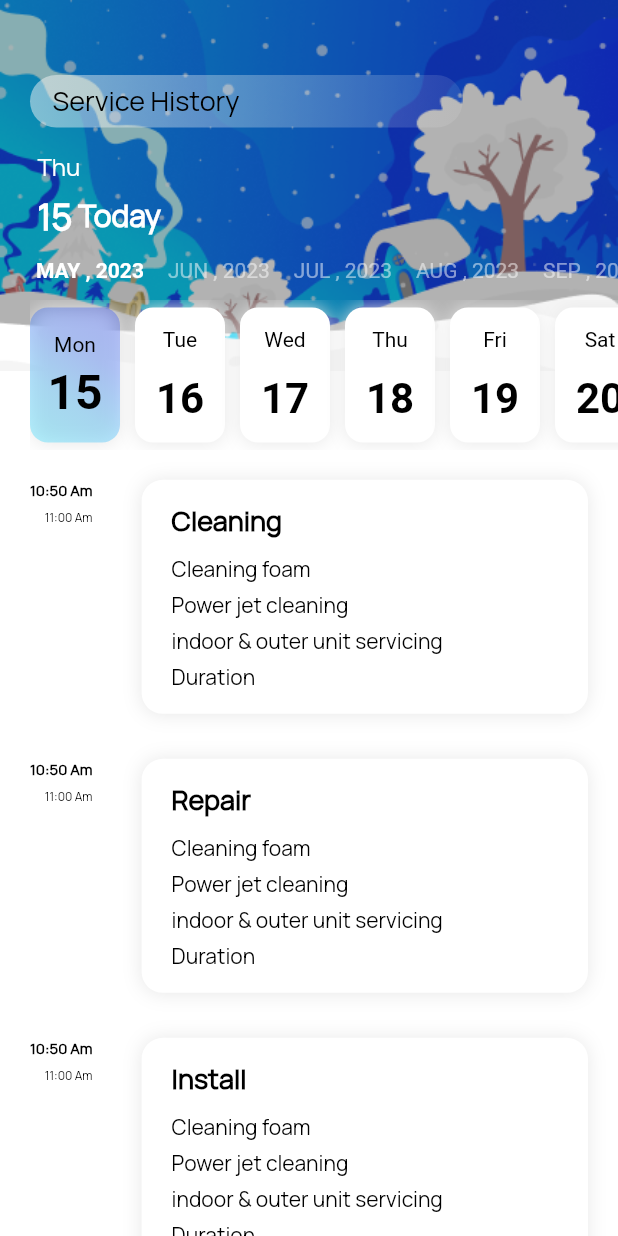
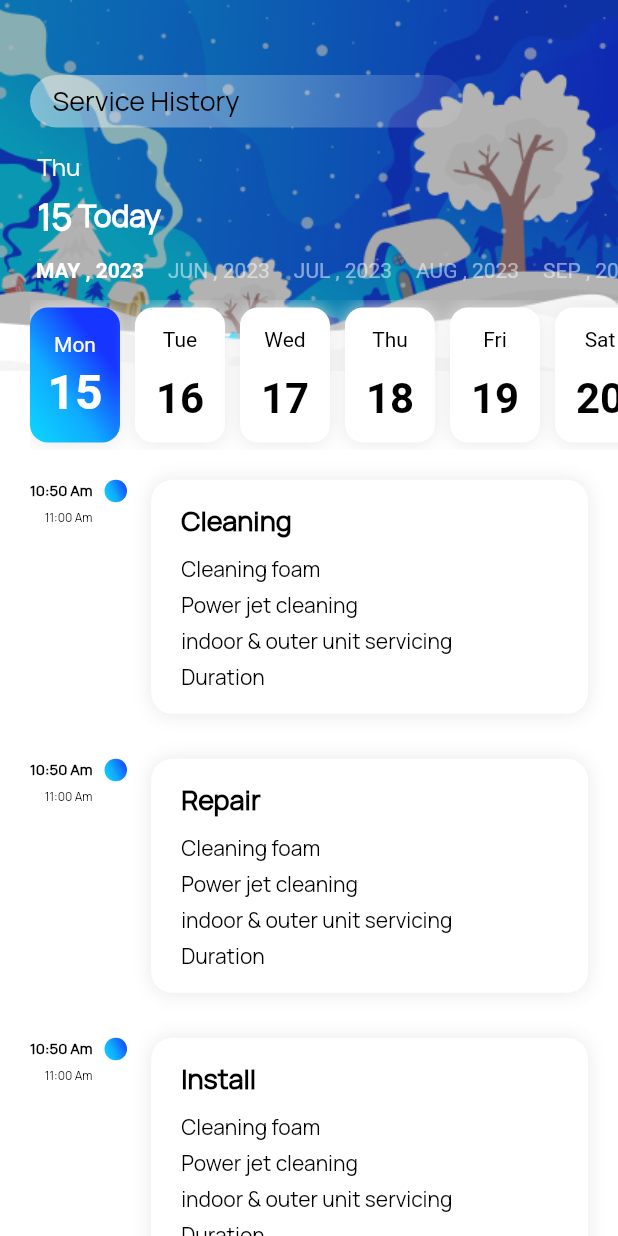
Before and after one commit to manoharantechie/coolwell_tech, a Flutter app: the Tech_Service_History screen opened directly, on a phone screen of 412 x 824 dp. Run offline on Flutter 3.47's test engine with Material 2 defaults, Android fonts, the light colour scheme and no system bars; drawn by our look-alikes of scrollable_positioned_list; our stand-ins replace awesome_snackbar_content, flutter_map, flutter_svg, geolocator, image_picker, latlong2 and 2 more; missing offline and left inert: country_calling_code_picker, flutter_sim_country_code; accounts and stored records are empty; network calls fail; project files that could hold a hidden picture were left out.

Commit message:
changes 15-05-23_1

```diff
--- a/lib/common/calendar/day_item.dart
+++ b/lib/common/calendar/day_item.dart
@@ -51,12 +51,11 @@ class DayItem extends StatelessWidget {
             ? BoxDecoration(
             gradient: LinearGradient(
               begin: Alignment.bottomLeft,
-              end: Alignment.topRight,
+              end: Alignment.centerRight,
               colors: [
-                const Color(0xFF0DD8FF).withOpacity(0.3),
-                const Color(0xFF0FABFF).withOpacity(0.3),
-                const Color(0xFF1457FF).withOpacity(0.3),
-                const Color(0xFF1636FF).withOpacity(0.3),
+                const Color(0xFF0DD8FF),
+                const Color(0xFF0FABFF),
+                const Color(0xFF1636FF),
               ],
             ),
                 borderRadius: BorderRadius.circular(12),
@@ -85,7 +84,7 @@ class DayItem extends StatelessWidget {
               Text(
                 shortName,
                 style: TextStyle(
-                  color: isSelected ? Colors.black:Colors.black,
+                  color: isSelected ? Colors.white:Colors.black,
                   fontWeight: FontWeight.w400,
                   fontSize: shrink ? 12 : 14,
                 ),
--- a/lib/common/model/get_profile_details_model.dart
+++ b/lib/common/model/get_profile_details_model.dart
@@ -33,18 +33,22 @@ class GetProfileResult {
   String? name;
   String? email;
   String? profile_pic;
+  String? phone;
 
   GetProfileResult({
     this.id,
     this.name,
     this.email,
     this.profile_pic,
+    this.phone,
   });
 
   factory GetProfileResult.fromJson(Map<String, dynamic> json) => GetProfileResult(
     id: json["_id"],
     name: json["name"],
     email: json["email"],
+    profile_pic: json["profile_pic"],
+    phone: json["phone"],
   );
 
   Map<String, dynamic> toJson() => {
@@ -52,5 +56,6 @@ class GetProfileResult {
     "name": name,
     "email": email,
     "email": profile_pic,
+    "phone": phone,
   };
 }
--- a/lib/screens/technician/tech_dashboard.dart
+++ b/lib/screens/technician/tech_dashboard.dart
@@ -747,7 +747,7 @@ class _Tech_DashBoard_ScreenState extends State<Tech_DashBoard_Screen> {
 
             loading
                 ? CustomWidget(context: context).loadingIndicator(
-              Theme.of(context).primaryColor,
+              Theme.of(context).cardColor,
             )
                 : Container(),
 
--- a/lib/screens/technician/tech_orders.dart
+++ b/lib/screens/technician/tech_orders.dart
@@ -456,7 +456,7 @@ class _Tech_Orders_ScreenState extends State<Tech_Orders_Screen> {
             ),
             loading
                 ? CustomWidget(context: context).loadingIndicator(
-              Theme.of(context).primaryColor,
+              Theme.of(context).cardColor,
             )
                 : Container(),
           ],
--- a/lib/screens/user/basics/onboard/login.dart
+++ b/lib/screens/user/basics/onboard/login.dart
@@ -72,7 +72,7 @@ class _SignUp_ScreenState extends State<SignUp_Screen> {
             contentUI(),
             loading
                 ? CustomWidget(context: context).loadingIndicator(
-              Theme.of(context).primaryColor,
+              Theme.of(context).cardColor,
             )
                 : Container()
 
--- a/lib/screens/user/basics/onboard/verify_email.dart
+++ b/lib/screens/user/basics/onboard/verify_email.dart
@@ -42,7 +42,7 @@ class _EmailViaScreenState extends State<EmailViaScreen> {
             contentUI(),
             loading
                 ? CustomWidget(context: context).loadingIndicator(
-              Theme.of(context).primaryColor,
+              Theme.of(context).cardColor,
             )
                 : Container()
 
--- a/lib/screens/user/profile/profile.dart
+++ b/lib/screens/user/profile/profile.dart
@@ -31,7 +31,9 @@ class _Profile_ScreenState extends State<Profile_Screen> {
   String gender ="";
   String email ="";
   String profileImage ="";
+  String mobileNo ="";
   GetProfileResult? details;
+
 
 
   @override
@@ -186,7 +188,7 @@ class _Profile_ScreenState extends State<Profile_Screen> {
                                   ),
                                   const SizedBox(height: 5.0,),
                                   Text(
-                                    "+91 9876543210",
+                                    mobileNo == ""|| mobileNo== null || mobileNo=="null" ? "+91 9876543210" : "+91 "+ mobileNo,
                                     style: CustomWidget(context: context)
                                         .CustomSizedTextStyle(
                                         12.0,
@@ -632,6 +634,7 @@ class _Profile_ScreenState extends State<Profile_Screen> {
             gender=str[0].trim().toString();
             email=details!.email.toString();
             profileImage=details!.profile_pic.toString();
+            mobileNo=details!.phone.toString();
             // print("Mano");
             // print(profileImage);
 
--- a/lib/screens/user/service/tech_service_history.dart
+++ b/lib/screens/user/service/tech_service_history.dart
@@ -168,7 +168,10 @@ class _Tech_Service_HistoryState extends State<Tech_Service_History> {
                       crossAxisAlignment: CrossAxisAlignment.start,
                       mainAxisAlignment: MainAxisAlignment.spaceBetween,
                       children: [
-                        Flexible(child: Container(child: Column(
+                        Flexible(child: Container(child: Row(
+                          crossAxisAlignment: CrossAxisAlignment.start,
+                          children: [
+                            Column(
                               crossAxisAlignment: CrossAxisAlignment.end,
                               children: [
                                 Text(
@@ -195,7 +198,27 @@ class _Tech_Service_HistoryState extends State<Tech_Service_History> {
                                   overflow: TextOverflow.ellipsis,
                                 ),
                               ],
+                            ),
+                            const SizedBox(width: 8.0,),
+                            Container(
+                              height: 15.0,
+                              width: 15.0,
+                              decoration: BoxDecoration(
+                                shape: BoxShape.circle,
+                                gradient: LinearGradient(
+                                  begin: Alignment.bottomLeft,
+                                  end: Alignment.centerRight,
+                                  colors: [
+                                    const Color(0xFF0DD8FF),
+                                    const Color(0xFF0FABFF),
+                                    const Color(0xFF1457FF),
+                                  ],
+                                ),
+                              ),
+                            )
+                          ],
                         ),), flex: 1,),
+                        const SizedBox(width: 8.0,),
                         Flexible(child: Container(
                           padding: EdgeInsets.fromLTRB(20.0, 15.0, 20.0, 15.0),
                           width: MediaQuery.of(context).size.width,
@@ -311,7 +334,7 @@ class _Tech_Service_HistoryState extends State<Tech_Service_History> {
           monthColor: Colors.white.withOpacity(0.5),
           dayColor: Theme.of(context).primaryColor,
           dayNameColor: Theme.of(context).focusColor,
-          activeDayColor: Colors.black,
+          activeDayColor: Colors.white,
           activeBackgroundDayColor: Theme.of(context).focusColor,
           dotsColor: const Color(0xFF333A47),
           selectableDayPredicate: (date) => date.day != 23,
```
Lines whose indentation alone changed are shown as unchanged.
